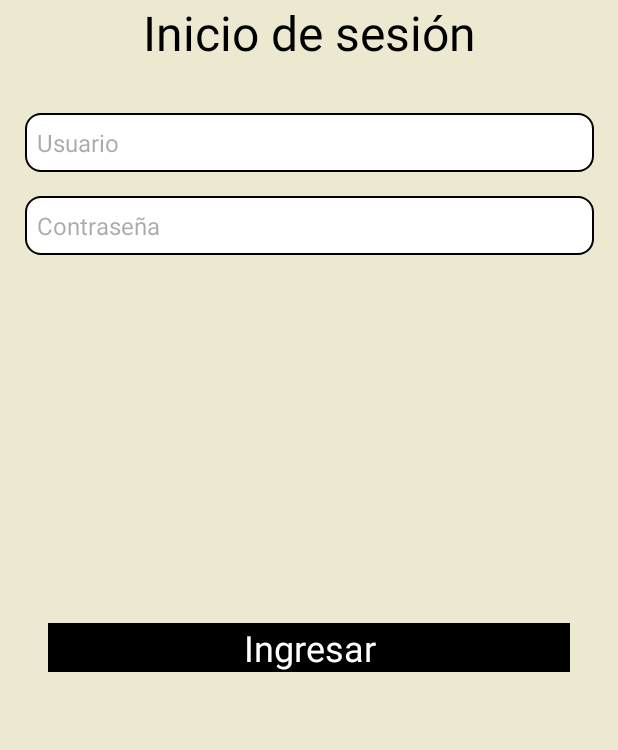
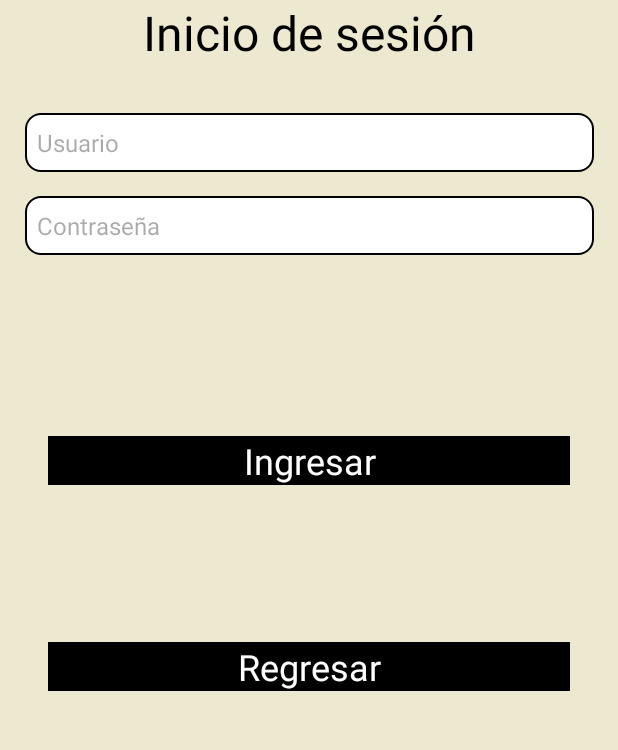
Before and after one commit to DanelcaN13/PROYECTOAPP, an Android app: the Inicio screen opened directly, with no data from a screen before it, on a phone screen of 412 x 824 dp, the part 412-1162 px from its top. Run offline under Robolectric (Android 15) with nearby library versions, the phone set to English and light mode, and no system bars.

Commit message:
inicio regresar ingresar

```diff
--- a/app/src/main/res/layout/activity_inicio.xml
+++ b/app/src/main/res/layout/activity_inicio.xml
@@ -92,12 +92,30 @@
         android:id="@+id/ingresar"
         android:layout_width="0dp"
         android:layout_height="wrap_content"
+        android:layout_marginTop="32dp"
         android:layout_marginStart="32dp"
-        android:layout_marginTop="32dp"
+        android:layout_marginEnd="32dp"
+        android:fontFamily="sans-serif"
+        android:text="Ingresar"
+        android:textAlignment="center"
+        android:textColor="#FFFFFF"
+    android:textSize="24sp"
+    android:background="#000000"
+    app:layout_constraintBottom_toTopOf="@id/regresar"
+    app:layout_constraintEnd_toEndOf="parent"
+    app:layout_constraintStart_toStartOf="parent"
+    app:layout_constraintTop_toBottomOf="@id/input_field_password"/>
+
+    <TextView
+        android:id="@+id/regresar"
+        android:layout_width="0dp"
+        android:layout_height="wrap_content"
+        android:layout_marginStart="32dp"
+        android:layout_marginTop="16dp"
         android:layout_marginEnd="32dp"
         android:background="#000000"
         android:fontFamily="sans-serif"
-        android:text="Ingresar"
+        android:text="Regresar"
         android:textAlignment="center"
         android:textColor="#FFFFFF"
         android:textSize="24sp"
@@ -105,7 +123,6 @@
         app:layout_constraintEnd_toEndOf="parent"
         app:layout_constraintHorizontal_bias="1.0"
         app:layout_constraintStart_toStartOf="parent"
-        app:layout_constraintTop_toBottomOf="@id/input_field_password"
-        app:layout_constraintVertical_bias="0.678" />
+        app:layout_constraintTop_toBottomOf="@id/ingresar" />
 
 </androidx.constraintlayout.widget.ConstraintLayout>
```
